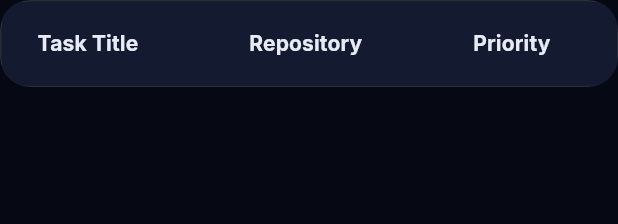
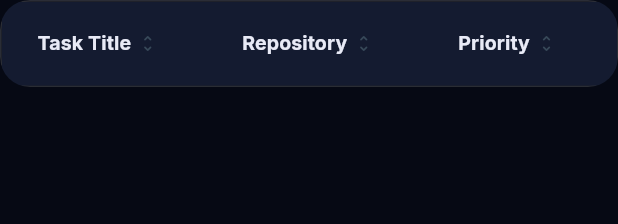
Before and after one commit to VALIXIS/VALIXIS_PORTAL, a Flutter app: the ManagerTasksTable widget shown alone on an empty page, opened directly with empty values, on a phone screen of 412 x 824 dp. Shown: the top 224 px of the screen. Run offline on Flutter 3.47's test engine with Material 3 defaults, Android fonts, the phone set to English and light mode, and no system bars; our stand-ins replace file_picker, flutter_dotenv, flutter_riverpod, go_router, google_fonts, supabase_flutter; missing offline and left inert: dart:html; accounts and stored records are empty; network calls fail.

Commit message:
feat(table-sort): add explicit mouse pointer cursor, column sort badges, and filter bar dropdown sorting

```diff
--- a/lib/features/manager/presentation/widgets/manager_tasks_table.dart
+++ b/lib/features/manager/presentation/widgets/manager_tasks_table.dart
@@ -7,7 +7,7 @@ import '../../../../core/utils/date_formatter.dart';
 import '../../../../shared/components/glass_card.dart';
 import '../../../../shared/models/task.dart';
 
-/// Data table for Manager Tasks displaying task specifications, actual assigned employee, status, and interactive column sorting.
+/// Data table for Manager Tasks displaying task specifications, assigned employee, status, and custom interactive column header sorting.
 class ManagerTasksTable extends StatelessWidget {
   const ManagerTasksTable({
     super.key,
@@ -28,23 +28,45 @@ class ManagerTasksTable extends StatelessWidget {
   final bool sortAscending;
   final void Function(String field, bool ascending)? onSort;
 
-  int? _getSortColumnIndex() {
-    switch (sortField) {
-      case 'title':
-        return 0;
-      case 'repo':
-        return 1;
-      case 'priority':
-        return 2;
-      case 'assignment':
-        return 3;
-      case 'deadline':
-        return 4;
-      case 'pr':
-        return 5;
-      default:
-        return 4;
-    }
+  Widget _buildHeaderLabel(String title, String fieldKey) {
+    final isSelected = sortField == fieldKey;
+    final iconData = isSelected
+        ? (sortAscending ? Icons.arrow_upward_rounded : Icons.arrow_downward_rounded)
+        : Icons.unfold_more_rounded;
+    final iconColor = isSelected ? AppColors.brandCyan : AppColors.textMuted.withAlpha(140);
+    final textColor = isSelected ? AppColors.brandCyan : AppColors.textPrimary;
+
+    return MouseRegion(
+      cursor: SystemMouseCursors.click,
+      child: GestureDetector(
+        behavior: HitTestBehavior.opaque,
+        onTap: () {
+          if (isSelected) {
+            onSort?.call(fieldKey, !sortAscending);
+          } else {
+            onSort?.call(fieldKey, true);
+          }
+        },
+        child: Padding(
+          padding: const EdgeInsets.symmetric(vertical: 8),
+          child: Row(
+            mainAxisSize: MainAxisSize.min,
+            children: [
+              Text(
+                title,
+                style: TextStyle(
+                  color: textColor,
+                  fontWeight: FontWeight.w700,
+                  fontSize: 13,
+                ),
+              ),
+              const SizedBox(width: 4),
+              Icon(iconData, size: 14, color: iconColor),
+            ],
+          ),
+        ),
+      ),
+    );
   }
 
   @override
@@ -56,35 +78,18 @@ class ManagerTasksTable extends StatelessWidget {
         child: DataTable(
           headingRowColor: WidgetStateProperty.all(AppColors.surfaceElevated),
           dataRowMaxHeight: 64,
-          sortColumnIndex: _getSortColumnIndex(),
-          sortAscending: sortAscending,
           columns: [
-            DataColumn(
-              label: const Text('Task Title', style: TextStyle(color: AppColors.textPrimary, fontWeight: FontWeight.w700)),
-              onSort: (index, asc) => onSort?.call('title', asc),
-            ),
-            DataColumn(
-              label: const Text('Repository', style: TextStyle(color: AppColors.textPrimary, fontWeight: FontWeight.w700)),
-              onSort: (index, asc) => onSort?.call('repo', asc),
-            ),
-            DataColumn(
-              label: const Text('Priority', style: TextStyle(color: AppColors.textPrimary, fontWeight: FontWeight.w700)),
-              onSort: (index, asc) => onSort?.call('priority', asc),
-            ),
-            DataColumn(
-              label: const Text('Assignment', style: TextStyle(color: AppColors.textPrimary, fontWeight: FontWeight.w700)),
-              onSort: (index, asc) => onSort?.call('assignment', asc),
-            ),
-            DataColumn(
-              label: const Text('Deadline', style: TextStyle(color: AppColors.textPrimary, fontWeight: FontWeight.w700)),
-              onSort: (index, asc) => onSort?.call('deadline', asc),
-            ),
-            DataColumn(
-              label: const Text('PR Submitted', style: TextStyle(color: AppColors.textPrimary, fontWeight: FontWeight.w700)),
-              onSort: (index, asc) => onSort?.call('pr', asc),
-            ),
+            DataColumn(label: _buildHeaderLabel('Task Title', 'title')),
+            DataColumn(label: _buildHeaderLabel('Repository', 'repo')),
+            DataColumn(label: _buildHeaderLabel('Priority', 'priority')),
+            DataColumn(label: _buildHeaderLabel('Assignment', 'assignment')),
+            DataColumn(label: _buildHeaderLabel('Deadline', 'deadline')),
+            DataColumn(label: _buildHeaderLabel('PR Submitted', 'pr')),
             const DataColumn(
-              label: Text('Actions', style: TextStyle(color: AppColors.textPrimary, fontWeight: FontWeight.w700)),
+              label: Text(
+                'Actions',
+                style: TextStyle(color: AppColors.textMuted, fontWeight: FontWeight.w700),
+              ),
             ),
           ],
           rows: tasks.map((task) {
```
Also changed, not shown: lib/features/manager/presentation/manager_tasks_screen.dart (+9 -1 lines), lib/features/manager/presentation/widgets/manager_tasks_filter_bar.dart (+32 -7 lines), 3 other files.
